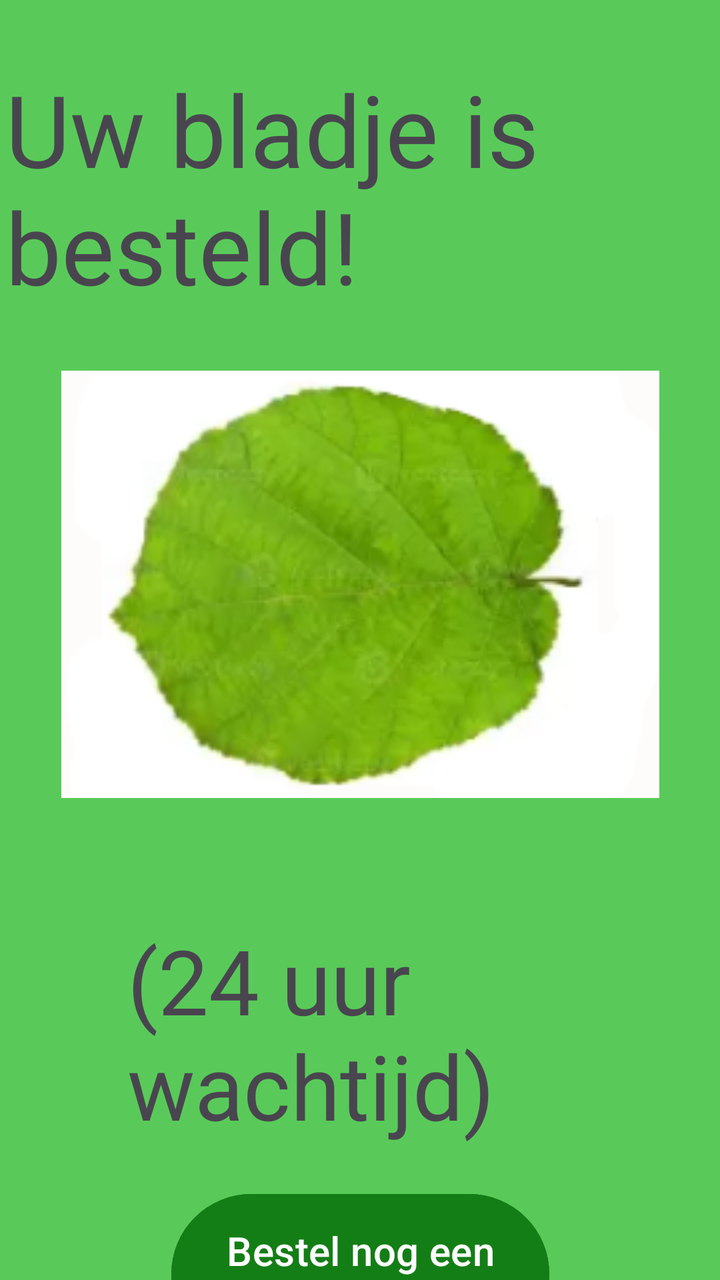
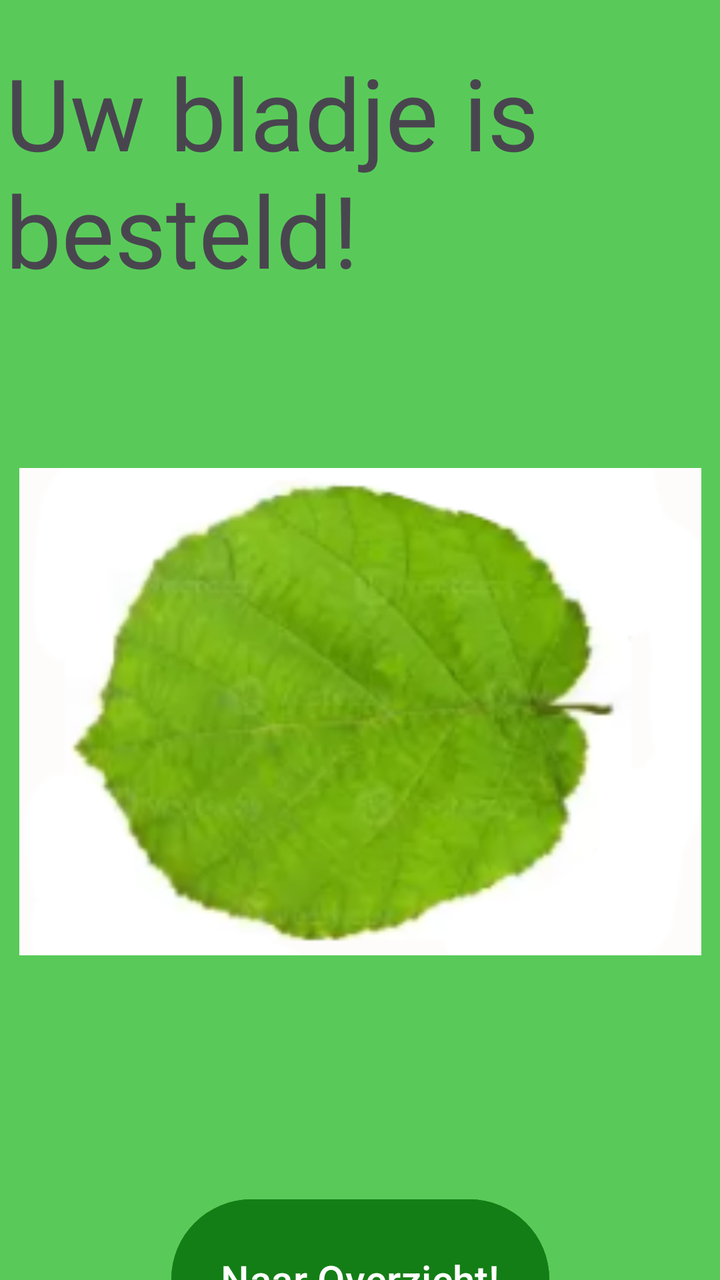

Compare the two renders of this Android layout. The source of the first and the diff that turns it into the second are given below.
<!-- AndroidManifest.xml: application theme Theme.KOOPEENBLAADJE -->
<!-- res/layout/activity_main4.xml -->
<?xml version="1.0" encoding="utf-8"?>
<androidx.constraintlayout.widget.ConstraintLayout xmlns:android="http://schemas.android.com/apk/res/android"
    xmlns:app="http://schemas.android.com/apk/res-auto"
    xmlns:tools="http://schemas.android.com/tools"
    android:id="@+id/main"
    android:layout_width="match_parent"
    android:layout_height="match_parent"
    android:background="#59CA59"
    tools:context=".MainActivity4">

    <TextView
        android:id="@+id/textView4"
        android:layout_width="355dp"
        android:layout_height="133dp"
        android:text="Uw bladje is besteld!"
        android:textSize="50sp"
        app:layout_constraintBottom_toBottomOf="parent"
        app:layout_constraintEnd_toEndOf="parent"
        app:layout_constraintStart_toStartOf="parent"
        app:layout_constraintTop_toTopOf="parent"
        app:layout_constraintVertical_bias="0.061" />

    <ImageView
        android:id="@+id/imageView4"
        android:layout_width="299dp"
        android:layout_height="231dp"
        android:layout_marginTop="4dp"
        app:layout_constraintBottom_toBottomOf="parent"
        app:layout_constraintEnd_toEndOf="parent"
        app:layout_constraintStart_toStartOf="parent"
        app:layout_constraintTop_toBottomOf="@+id/textView4"
        app:layout_constraintVertical_bias="0.036"
        app:srcCompat="@drawable/bladdje_part_3_1" />

    <TextView
        android:id="@+id/textView8"
        android:layout_width="233dp"
        android:layout_height="117dp"
        android:layout_marginTop="296dp"
        android:text="(24 uur wachtijd)"
        android:textSize="45sp"
        app:layout_constraintBottom_toBottomOf="parent"
        app:layout_constraintEnd_toEndOf="parent"
        app:layout_constraintStart_toStartOf="parent"
        app:layout_constraintTop_toBottomOf="@+id/textView4"
        app:layout_constraintVertical_bias="0.0" />

    <Button
        android:id="@+id/button4"
        android:layout_width="189dp"
        android:layout_height="88dp"
        android:layout_marginTop="440dp"
        android:backgroundTint="#147E16"
        android:text="Bestel nog een blaadje!"
        android:textSize="20sp"
        app:layout_constraintBottom_toBottomOf="parent"
        app:layout_constraintEnd_toEndOf="parent"
        app:layout_constraintStart_toStartOf="parent"
        app:layout_constraintTop_toBottomOf="@+id/textView4"
        app:layout_constraintVertical_bias="0.212" />
</androidx.constraintlayout.widget.ConstraintLayout>
<!-- resources referenced by this layout -->
<resources>
  <!-- drawable bladdje_part_3_1: png bitmap (drawable, 40862 bytes) -->
  <style name="Theme.KOOPEENBLAADJE" parent="Base.Theme.KOOPEENBLAADJE" />
  <style name="Base.Theme.KOOPEENBLAADJE" parent="Theme.Material3.DayNight.NoActionBar">
          
          
      </style>
</resources>

<!-- the commit's change to res/layout/activity_main4.xml (unified diff, before → after) -->
@@ -18,32 +18,19 @@
         app:layout_constraintEnd_toEndOf="parent"
         app:layout_constraintStart_toStartOf="parent"
         app:layout_constraintTop_toTopOf="parent"
-        app:layout_constraintVertical_bias="0.061" />
+        app:layout_constraintVertical_bias="0.045" />
 
     <ImageView
         android:id="@+id/imageView4"
-        android:layout_width="299dp"
-        android:layout_height="231dp"
+        android:layout_width="341dp"
+        android:layout_height="323dp"
         android:layout_marginTop="4dp"
         app:layout_constraintBottom_toBottomOf="parent"
         app:layout_constraintEnd_toEndOf="parent"
         app:layout_constraintStart_toStartOf="parent"
         app:layout_constraintTop_toBottomOf="@+id/textView4"
-        app:layout_constraintVertical_bias="0.036"
+        app:layout_constraintVertical_bias="0.221"
         app:srcCompat="@drawable/bladdje_part_3_1" />
-
-    <TextView
-        android:id="@+id/textView8"
-        android:layout_width="233dp"
-        android:layout_height="117dp"
-        android:layout_marginTop="296dp"
-        android:text="(24 uur wachtijd)"
-        android:textSize="45sp"
-        app:layout_constraintBottom_toBottomOf="parent"
-        app:layout_constraintEnd_toEndOf="parent"
-        app:layout_constraintStart_toStartOf="parent"
-        app:layout_constraintTop_toBottomOf="@+id/textView4"
-        app:layout_constraintVertical_bias="0.0" />
 
     <Button
         android:id="@+id/button4"
@@ -51,11 +38,11 @@
         android:layout_height="88dp"
         android:layout_marginTop="440dp"
         android:backgroundTint="#147E16"
-        android:text="Bestel nog een blaadje!"
+        android:text="Naar Overzicht!"
         android:textSize="20sp"
         app:layout_constraintBottom_toBottomOf="parent"
         app:layout_constraintEnd_toEndOf="parent"
         app:layout_constraintStart_toStartOf="parent"
         app:layout_constraintTop_toBottomOf="@+id/textView4"
-        app:layout_constraintVertical_bias="0.212" />
+        app:layout_constraintVertical_bias="0.0" />
 </androidx.constraintlayout.widget.ConstraintLayout>
